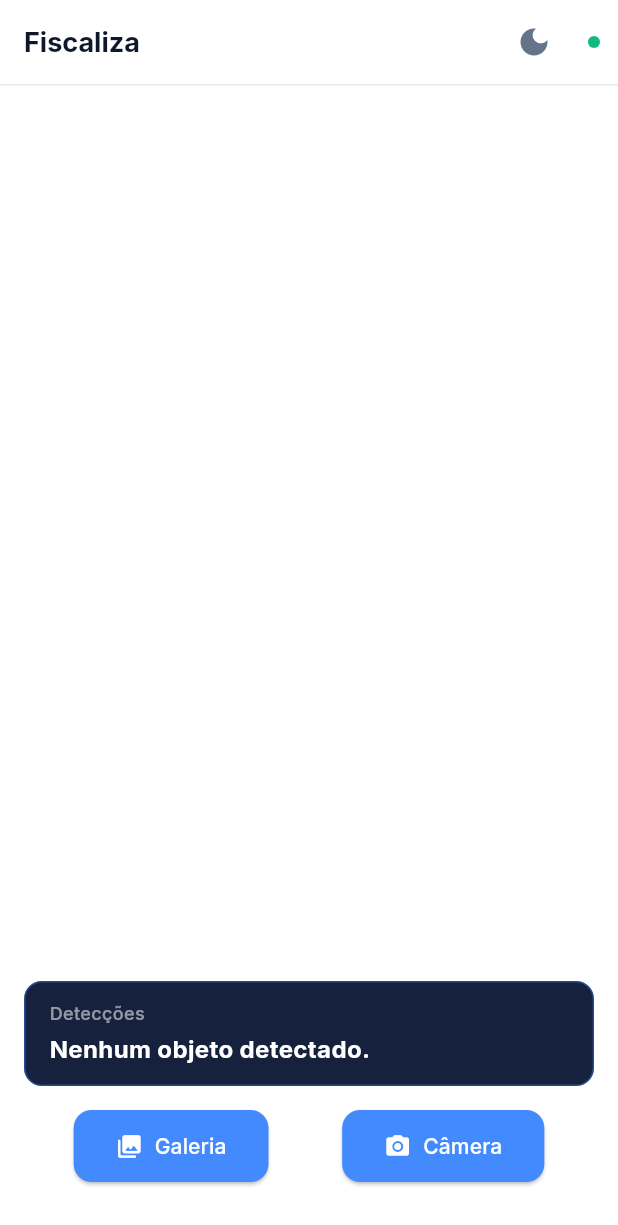
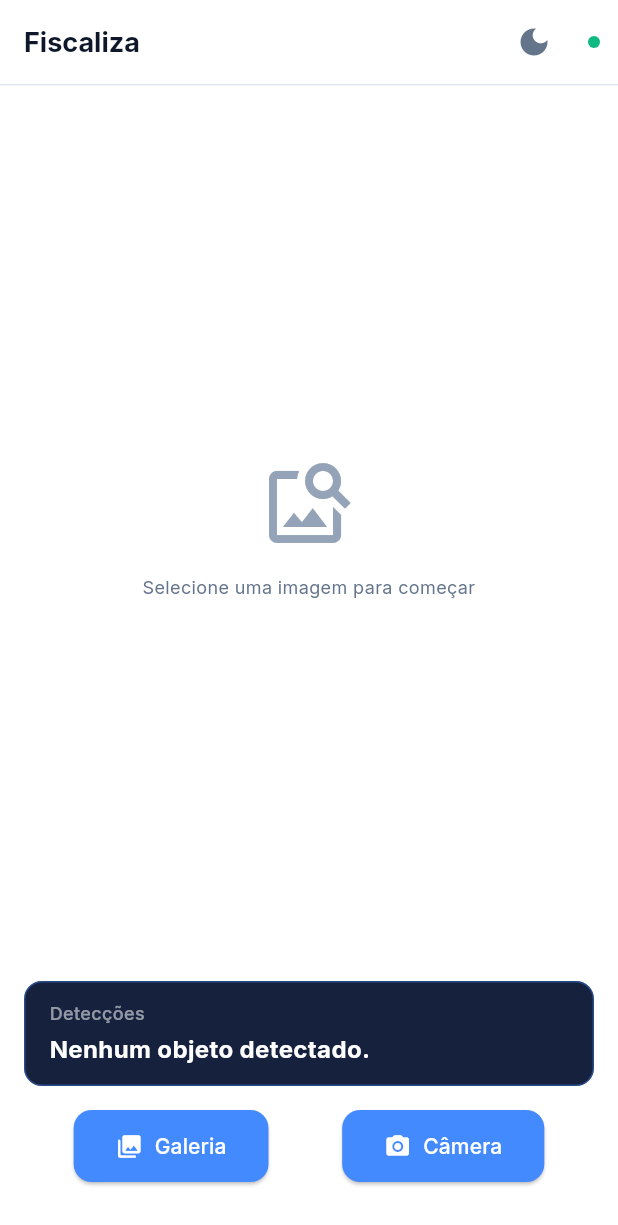
Before and after one commit to joao-Pedro26/App-teste-deteccao---Flutter, a Flutter app: the screen it shows after launch, on a phone screen of 412 x 824 dp. Shown: the top 1225 px of the screen. Run offline on Flutter 3.47's test engine with Material 3 defaults, Android fonts, the phone set to English and light mode, and no system bars; our stand-ins replace google_fonts, image_picker; missing offline and left inert: tflite_flutter; statements that could not run were skipped.

Commit message:
feat: empty state with outline icon and AppTheme styles

```diff
--- a/lib/main.dart
+++ b/lib/main.dart
@@ -477,15 +477,16 @@ class _YoloAppState extends State<YoloApp> {
           // --- Área da imagem ---
           Expanded(
             child: _imageFile == null
-                ? const Center(
+                ? Center(
                     child: Column(
-                      mainAxisSize: MainAxisSize.min,
+                      mainAxisAlignment: MainAxisAlignment.center,
                       children: [
-                        Icon(Icons.image_search, size: 72, color: Colors.white24),
-                        SizedBox(height: 16),
+                        Icon(Icons.image_search_outlined, size: 64, color: colorScheme.outlineVariant),
+                        const SizedBox(height: 16),
                         Text(
                           'Selecione uma imagem para começar',
-                          style: TextStyle(color: Colors.white38, fontSize: 16),
+                          style: AppTheme.secondaryStyle.copyWith(color: colorScheme.onSurfaceVariant),
+                          textAlign: TextAlign.center,
                         ),
                       ],
                     ),
```
